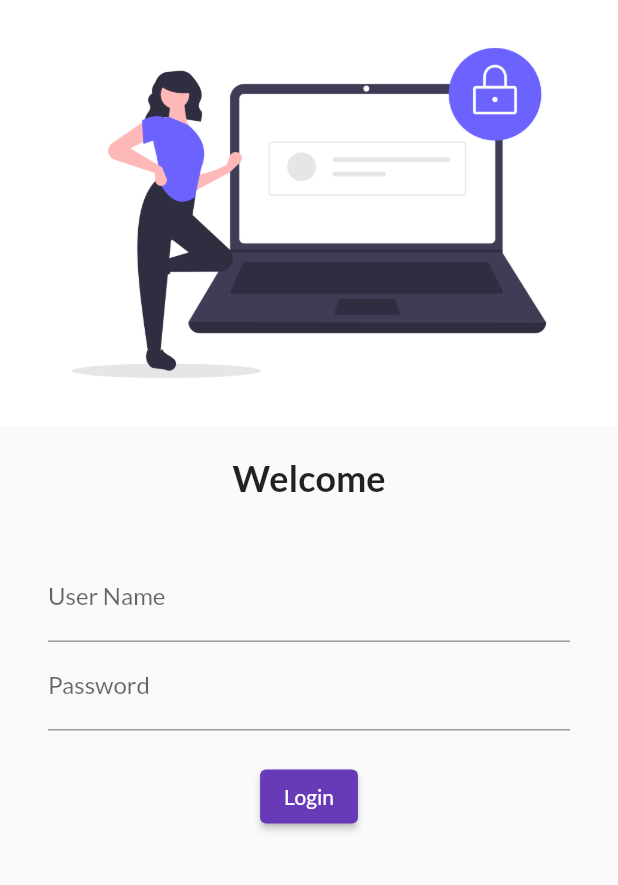
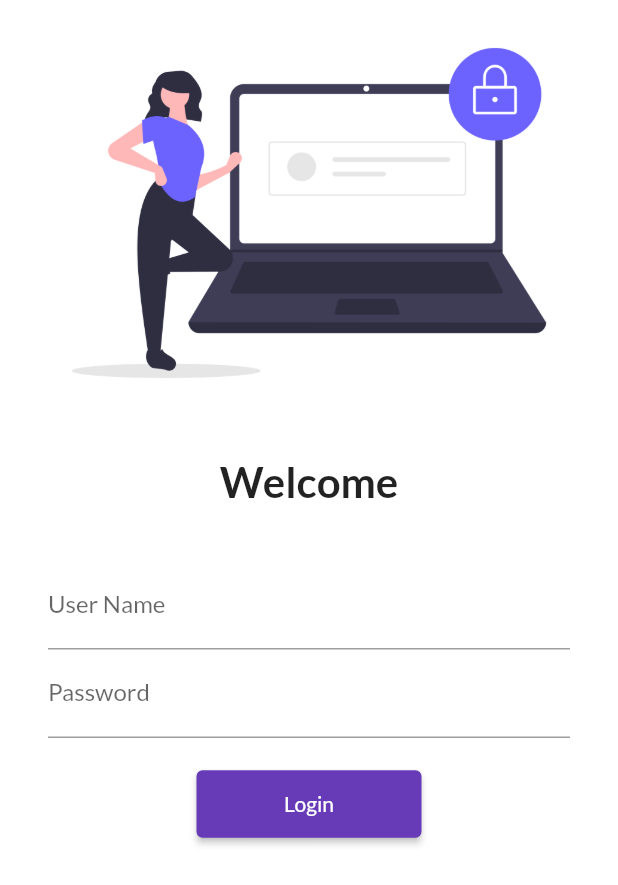
Before and after one commit to imrezaul/30DaysOfFlutter, a Flutter app: the screen it shows after launch, on a phone screen of 412 x 824 dp. Shown: the top 885 px of the screen. Run offline on Flutter 3.47's test engine with Material 2 defaults, Android fonts, the phone set to English and light mode, and no system bars; our stand-ins replace google_fonts.

Commit message:
Day 5 Completed

```diff
--- a/lib/main.dart
+++ b/lib/main.dart
@@ -2,6 +2,7 @@
 
 import 'package:flutter/material.dart';
 import 'package:flutter_catalog/pages/login_page.dart';
+import 'package:flutter_catalog/utils/routes.dart';
 import 'package:google_fonts/google_fonts.dart';
 import 'pages/home_page.dart';
 
@@ -22,11 +23,12 @@ class MyApp extends StatelessWidget {
       darkTheme: ThemeData(
         brightness: Brightness.dark,
       ),
+      //debugShowCheckedModeBanner: false,
       //initialRoute: "/home",
       routes: {
         "/": (context) => LoginPage(),
-        "/home": (context) => HomePage(),
-        "/login": (context) => LoginPage(),
+        MyRoutes.homeRoute: (context) => HomePage(),
+        MyRoutes.loginRoute: (context) => LoginPage(),
       },
     );
   }
--- a/lib/pages/login_page.dart
+++ b/lib/pages/login_page.dart
@@ -1,6 +1,7 @@
 // ignore_for_file: prefer_const_constructors
 
 import 'package:flutter/material.dart';
+import 'package:flutter_catalog/utils/routes.dart';
 
 class LoginPage extends StatelessWidget {
   const LoginPage({Key? key}) : super(key: key);
@@ -8,6 +9,8 @@ class LoginPage extends StatelessWidget {
   @override
   Widget build(BuildContext context) {
     return Material(
+      color: Colors.white,
+      child: SingleChildScrollView(
         child: Column(
           children: [
             Image.asset(
@@ -20,7 +23,7 @@ class LoginPage extends StatelessWidget {
             Text(
               "Welcome",
               style: TextStyle(
-              fontSize: 24,
+                fontSize: 28,
                 fontWeight: FontWeight.bold,
               ),
             ),
@@ -50,9 +53,10 @@ class LoginPage extends StatelessWidget {
                   ),
                   ElevatedButton(
                     child: Text("Login"),
+                    style: TextButton.styleFrom(minimumSize: Size(150, 45)),
                     //style: TextButton.styleFrom(),
                     onPressed: () {
-                    print("Hi SpeedX");
+                      Navigator.pushNamed(context, MyRoutes.homeRoute);
                     },
                   )
                 ],
@@ -60,6 +64,7 @@ class LoginPage extends StatelessWidget {
             ),
           ],
         ),
+      ),
     );
   }
 }
--- /dev/null
+++ b/lib/utils/routes.dart
@@ -0,0 +1,4 @@
+class MyRoutes {
+  static String loginRoute = "/";
+  static String homeRoute = "/home";
+}
```
Lines whose indentation alone changed are shown as unchanged.
